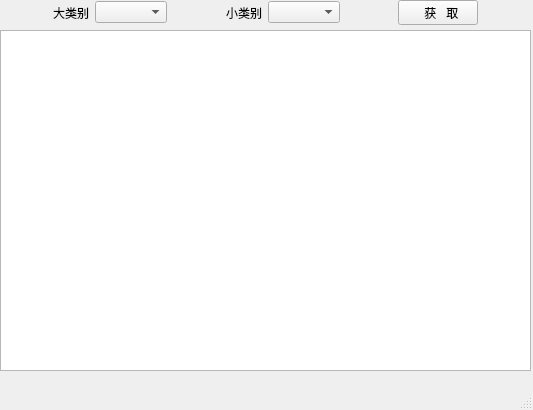
Above: jdjiadianui.ui from zhaokh/jdpachong before the change. Below: the same form after it.
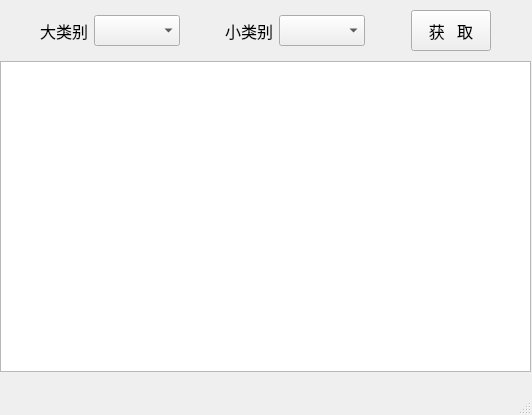
That is the form after the change.

Commit message: 实现界面启动新线程，尚未爬取数据

The edit to the form file:
```diff
--- a/jdjiadianui.ui
+++ b/jdjiadianui.ui
@@ -6,37 +6,27 @@
    <rect>
     <x>0</x>
     <y>0</y>
-    <width>533</width>
-    <height>410</height>
+    <width>532</width>
+    <height>415</height>
    </rect>
   </property>
+  <property name="font">
+   <font>
+    <family>隶书</family>
+    <pointsize>12</pointsize>
+   </font>
+  </property>
   <property name="windowTitle">
    <string>经咚家电spider</string>
   </property>
   <widget class="QWidget" name="centralwidget">
-   <widget class="QTableView" name="tableView">
-    <property name="geometry">
-     <rect>
-      <x>0</x>
-      <y>30</y>
-      <width>531</width>
-      <height>341</height>
-     </rect>
-    </property>
-    <property name="maximumSize">
-     <size>
-      <width>531</width>
-      <height>341</height>
-     </size>
-    </property>
-   </widget>
    <widget class="QWidget" name="horizontalLayoutWidget">
     <property name="geometry">
      <rect>
       <x>0</x>
-      <y>0</y>
+      <y>10</y>
       <width>531</width>
-      <height>25</height>
+      <height>41</height>
      </rect>
     </property>
     <layout class="QHBoxLayout" name="horizontalLayout">
@@ -55,13 +45,32 @@
      </item>
      <item alignment="Qt::AlignRight">
       <widget class="QLabel" name="label">
+       <property name="font">
+        <font>
+         <family>华文楷体</family>
+         <pointsize>12</pointsize>
+        </font>
+       </property>
        <property name="text">
         <string>大类别</string>
        </property>
+       <property name="textFormat">
+        <enum>Qt::PlainText</enum>
+       </property>
       </widget>
      </item>
      <item>
-      <widget class="QComboBox" name="comboBox"/>
+      <widget class="QComboBox" name="comboBox">
+       <property name="font">
+        <font>
+         <family>楷体</family>
+         <pointsize>12</pointsize>
+        </font>
+       </property>
+       <property name="editable">
+        <bool>false</bool>
+       </property>
+      </widget>
      </item>
      <item>
       <spacer name="horizontalSpacer">
@@ -78,13 +87,26 @@
      </item>
      <item alignment="Qt::AlignRight">
       <widget class="QLabel" name="label_2">
+       <property name="font">
+        <font>
+         <family>楷体</family>
+         <pointsize>12</pointsize>
+        </font>
+       </property>
        <property name="text">
         <string>小类别</string>
        </property>
       </widget>
      </item>
      <item alignment="Qt::AlignLeft">
-      <widget class="QComboBox" name="comboBox_2"/>
+      <widget class="QComboBox" name="comboBox_2">
+       <property name="font">
+        <font>
+         <family>楷体</family>
+         <pointsize>12</pointsize>
+        </font>
+       </property>
+      </widget>
      </item>
      <item>
       <spacer name="horizontalSpacer_2">
@@ -101,8 +123,20 @@
      </item>
      <item>
       <widget class="QPushButton" name="pushButton">
+       <property name="sizePolicy">
+        <sizepolicy hsizetype="Minimum" vsizetype="Preferred">
+         <horstretch>0</horstretch>
+         <verstretch>0</verstretch>
+        </sizepolicy>
+       </property>
+       <property name="font">
+        <font>
+         <family>楷体</family>
+         <pointsize>12</pointsize>
+        </font>
+       </property>
        <property name="text">
-        <string>  获   取</string>
+        <string>  获   取  </string>
        </property>
       </widget>
      </item>
@@ -121,6 +155,16 @@
      </item>
     </layout>
    </widget>
+   <widget class="QTableWidget" name="tableWidget">
+    <property name="geometry">
+     <rect>
+      <x>0</x>
+      <y>61</y>
+      <width>531</width>
+      <height>311</height>
+     </rect>
+    </property>
+   </widget>
   </widget>
   <widget class="QMenuBar" name="menubar">
    <property name="geometry">
```
Left out of the diff: 4 changed lines with no effect on the pictures. The commit also changes 4 other files.
